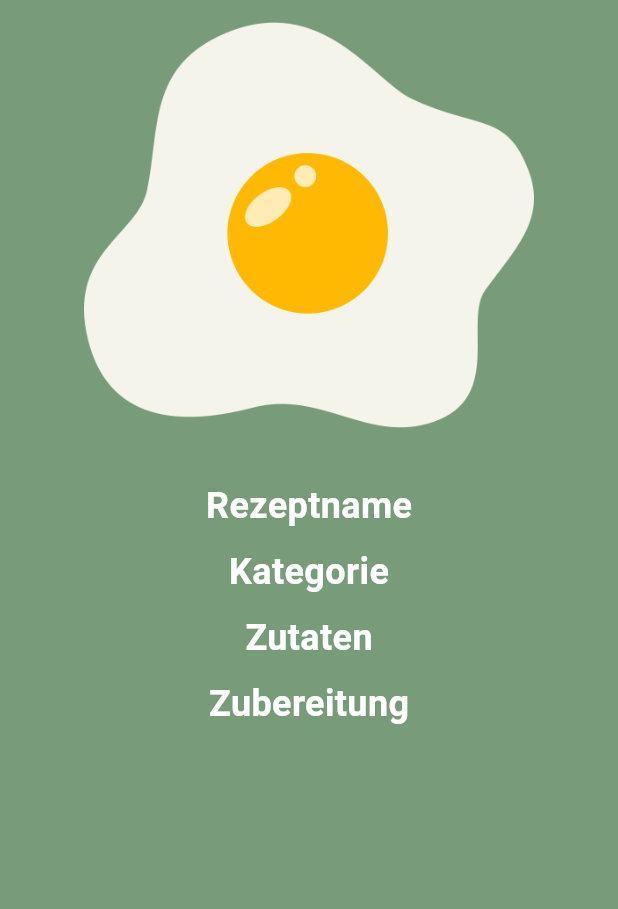
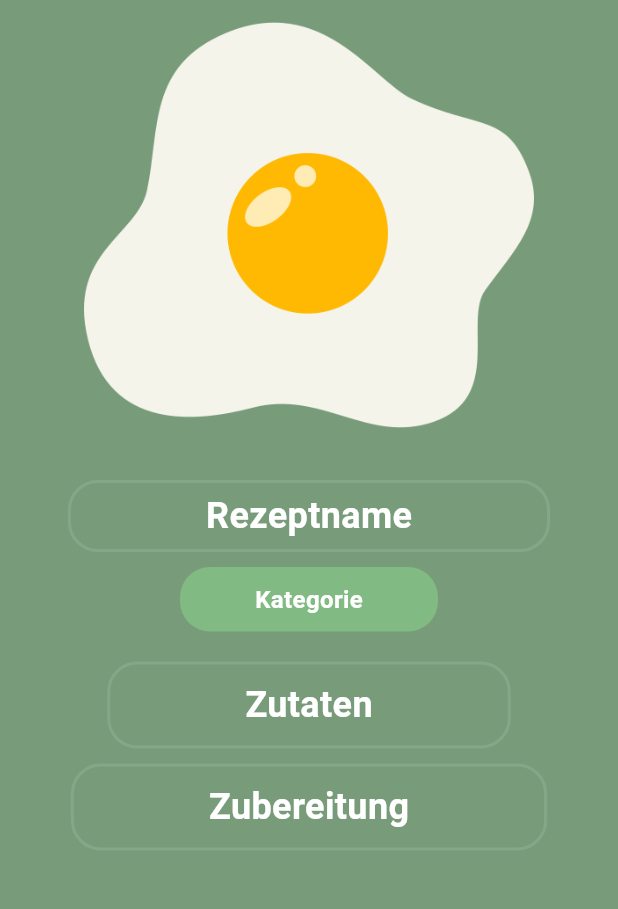
Before and after one commit to MelissaHartung/uebungsapp, a Flutter app: the RezeptPage screen opened by its route, on a phone screen of 412 x 824 dp, the part 84-993 px from its top. Run offline on Flutter 3.47's test engine with Material 3 defaults, Android fonts, the light colour scheme and no system bars; our stand-ins replace dropdown_button2.

Commit message:
Bordercolor

```diff
--- a/lib/pages/rezept_page.dart
+++ b/lib/pages/rezept_page.dart
@@ -35,7 +35,14 @@ class RezeptPage extends StatelessWidget {
           children: [
             Image.asset("lib/images/spiegelei.png", height: 300),
             SizedBox(height: 20),
-            const Text(
+            Container(
+              decoration: BoxDecoration(
+                border: Border.all(color: Colors.white10, width: 2),
+                borderRadius: BorderRadius.circular(20),
+              ),
+              padding: EdgeInsets.symmetric(vertical: 5, horizontal: 90),
+
+              child: const Text(
                 "Rezeptname",
                 style: TextStyle(
                   fontSize: 24,
@@ -43,17 +50,34 @@ class RezeptPage extends StatelessWidget {
                   color: Colors.white,
                 ),
               ),
+            ),
+
             SizedBox(height: 10),
-            const Text(
+            Container(
+              decoration: BoxDecoration(
+                borderRadius: BorderRadius.circular(20),
+                color: const Color.fromARGB(134, 137, 214, 137),
+              ),
+              padding: EdgeInsets.symmetric(vertical: 10, horizontal: 50),
+
+              child: const Text(
                 "Kategorie",
                 style: TextStyle(
-                fontSize: 24,
+                  fontSize: 16,
                   fontWeight: FontWeight.bold,
                   color: Colors.white,
                 ),
               ),
-            SizedBox(height: 10),
-            const Text(
+            ),
+            SizedBox(height: 20),
+            Container(
+              decoration: BoxDecoration(
+                border: Border.all(color: Colors.white10, width: 2),
+                borderRadius: BorderRadius.circular(20),
+              ),
+              padding: EdgeInsets.symmetric(vertical: 10, horizontal: 90),
+
+              child: const Text(
                 "Zutaten",
                 style: TextStyle(
                   fontSize: 24,
@@ -61,13 +85,22 @@ class RezeptPage extends StatelessWidget {
                   color: Colors.white,
                 ),
               ),
+            ),
             SizedBox(height: 10),
-            const Text(
+            Container(
+              decoration: BoxDecoration(
+                border: Border.all(color: Colors.white10, width: 2),
+                borderRadius: BorderRadius.circular(20),
+              ),
+              padding: EdgeInsets.symmetric(vertical: 10, horizontal: 90),
+
+              child: const Text(
                 "Zubereitung",
                 style: TextStyle(
                   fontSize: 24,
                   fontWeight: FontWeight.bold,
                   color: Colors.white,
+                ),
               ),
             ),
           ],
```
Lines whose indentation alone changed are shown as unchanged.
